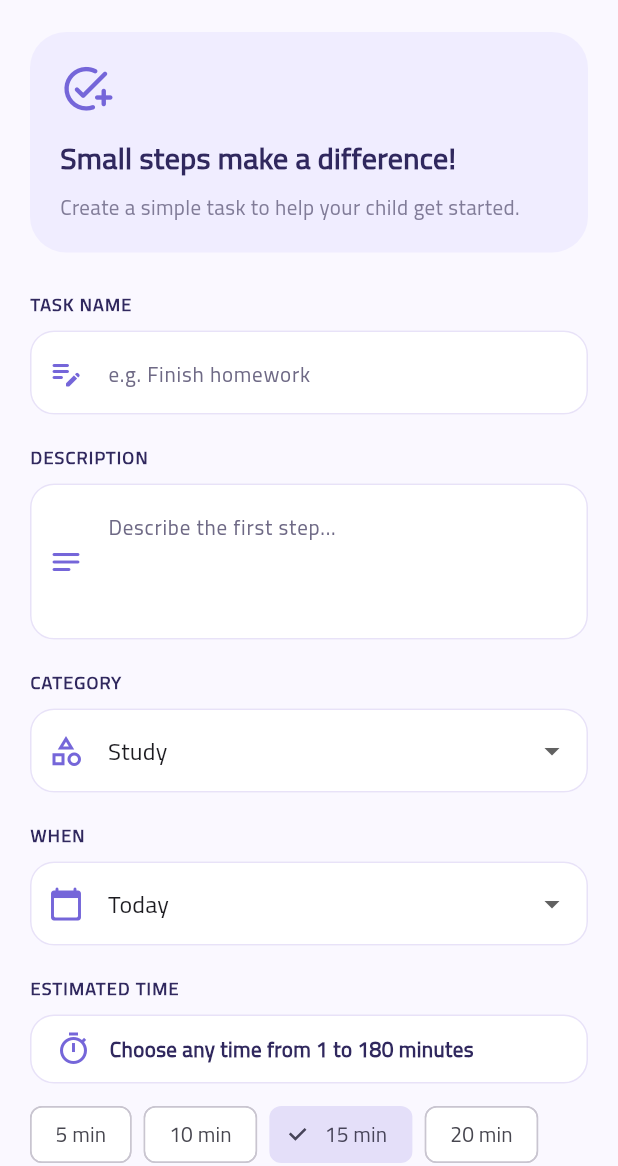
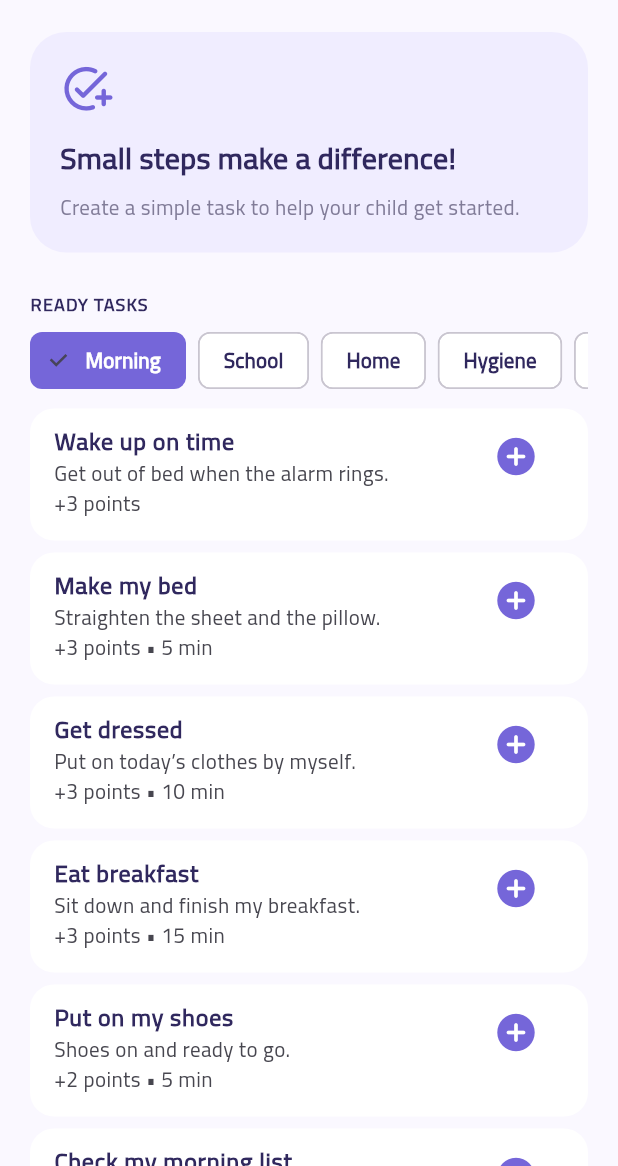
Before and after one commit to ziad232005-dotcom/adhd, a Flutter app: the AddTaskScreen screen opened directly, on a phone screen of 412 x 824 dp, the part 70-1236 px from its top. Run offline on Flutter 3.47's test engine with Material 3 defaults, Android fonts, the phone set to English and light mode, and no system bars; our stand-ins replace audioplayers, image_picker, pdf, pinput, printing, qr_flutter and 1 more; missing offline and left inert: mobile_scanner; accounts and stored records are empty.

Commit message:
Add a fixed task catalog and let the parent confirm tasks
The parent picks from about 60 ready tasks in 8 categories. The child can
no longer mark a task done; the parent confirms it, and the points and
finished tasks are copied to the child's phone.

Co-Authored-By: Claude Sonnet 5.5 <noreply@anthropic.com>
Claude-Session: https://claude.ai/code/session_01LLd4PfkpNE83Z7WpP3dV2U

```diff
--- a/lib/add_task.dart
+++ b/lib/add_task.dart
@@ -1,6 +1,7 @@
 import 'package:flutter/material.dart';
 import 'package:flutter/services.dart';
 import 'child.dart';
+import 'task_catalog_picker.dart';
 
 const Color taskPurple = Color(0xFF7566D9);
 const Color taskDarkPurple = Color(0xFF30285E);
@@ -140,6 +141,15 @@ class _AddTaskScreenState extends State<AddTaskScreen> {
                 ),
               ),
               const SizedBox(height: 26),
+
+              _label('READY TASKS'),
+              const SizedBox(height: 9),
+              const TaskCatalogPicker(),
+              const SizedBox(height: 18),
+              const Divider(),
+              const SizedBox(height: 10),
+              _label('OR CREATE YOUR OWN'),
+              const SizedBox(height: 18),
 
               _label('TASK NAME'),
               const SizedBox(height: 9),
--- a/lib/child.dart
+++ b/lib/child.dart
@@ -510,6 +510,15 @@ Map<String, dynamic> linkData() => {
       'rewards': rewards.map((reward) => reward.toJson()).toList(),
       'nextTaskId': _nextTaskId,
       'nextRewardId': _nextRewardId,
+      // The parent confirms tasks, so the child's phone gets the result.
+      'points': points,
+      'lastCompletedAt': _lastCompletedAt.map(
+        (key, value) => MapEntry(key.toString(), value.toIso8601String()),
+      ),
+      'completionHistory': weeklyCompletions
+          .take(40)
+          .map((record) => record.toJson())
+          .toList(),
     };
 
 /// Stores tasks and rewards received from the parent's phone as the data of
@@ -532,8 +541,8 @@ Future<void> importLinkData(int childId, Map<String, dynamic> data) async {
 /// of the tasks and rewards. The parent's phone uses it to send them on.
 void Function(int? childId, Map<String, dynamic> content)? onContentSaved;
 
-/// Replaces the tasks and rewards with the parent's newest copy. Points,
-/// moods and what the child already finished stay. Never throws.
+/// Replaces the tasks, rewards, points and finished tasks with the parent's
+/// newest copy. Moods stay. Never throws.
 Future<void> applySyncedContent(Map<String, dynamic> data) async {
   final taskItems = data['tasks'];
   final rewardItems = data['rewards'];
@@ -561,6 +570,26 @@ Future<void> applySyncedContent(Map<String, dynamic> data) async {
     rewards
       ..clear()
       ..addAll(newRewards);
+
+    // What the parent confirmed. Older copies do not carry it.
+    final syncedPoints = data['points'];
+    if (syncedPoints is int) points = syncedPoints;
+    final syncedDone = data['lastCompletedAt'];
+    if (syncedDone is Map) {
+      _lastCompletedAt
+        ..clear()
+        ..addAll(syncedDone.map(
+          (key, value) =>
+              MapEntry(int.parse(key.toString()), DateTime.parse('$value')),
+        ));
+    }
+    final syncedHistory = data['completionHistory'];
+    if (syncedHistory is List) {
+      completionHistory
+        ..clear()
+        ..addAll(syncedHistory.map((item) =>
+            TaskCompletion.fromJson(Map<String, dynamic>.from(item as Map))));
+    }
 
     final ids = tasks.map((task) => task.id).toSet();
     _lastCompletedAt.removeWhere((id, _) => !ids.contains(id));
@@ -1252,6 +1281,11 @@ class _ChildTasksScreenState extends State<ChildTasksScreen> {
                 ),
               ),
 
+              const SizedBox(height: 8),
+              const Text(
+                'Your parent checks a task when it is done.',
+                style: TextStyle(color: Color(0xFF6B6687), fontSize: 13),
+              ),
               const SizedBox(height: 14),
 
               ...data.tasks.map((task) {
@@ -1295,29 +1329,12 @@ class _ChildTasksScreenState extends State<ChildTasksScreen> {
           '${task.minutes == null ? '' : ' • ${task.minutes} min'}',
 ),
                     isThreeLine: true,
-                    trailing: IconButton(
-                      onPressed: done
-                          ? null
-                          : () {
-                              final success = data.completeTask(task);
-
-                              if (success && context.mounted) {
-                                ScaffoldMessenger.of(context).showSnackBar(
-                                  celebrationSnackBar(
-                                    'Awesome! +${task.points} points',
-                                  ),
-                                );
-                              }
-                            },
-                      icon: Icon(
-                        done
-                            ? Icons.check_circle_rounded
-                            : Icons.circle_outlined,
-                        size: 30,
-                        color: done
-                            ? const Color(0xFF43B89C)
-                            : childPrimary,
-                      ),
+                    trailing: Icon(
+                      done
+                          ? Icons.check_circle_rounded
+                          : Icons.circle_outlined,
+                      size: 30,
+                      color: done ? const Color(0xFF43B89C) : childPrimary,
                     ),
                   ),
                 );
--- /dev/null
+++ b/lib/task_catalog.dart
@@ -0,0 +1,101 @@
+/// A ready-made daily task the parent can add with one tap.
+class CatalogTask {
+  const CatalogTask(this.category, this.title, this.subtitle, this.points,
+      {this.minutes});
+
+  final String category;
+  final String title;
+  final String subtitle;
+  final int points;
+  final int? minutes;
+}
+
+/// The categories, in the order they are shown.
+const List<String> taskCategories = [
+  'Morning',
+  'School',
+  'Home',
+  'Hygiene',
+  'Food',
+  'Sleep',
+  'Play & Activity',
+  'Social & Skills',
+];
+
+/// A fixed list of daily tasks, so a parent rarely has to write one.
+const List<CatalogTask> taskCatalog = [
+  // Morning
+  CatalogTask('Morning', 'Wake up on time', 'Get out of bed when the alarm rings.', 3),
+  CatalogTask('Morning', 'Make my bed', 'Straighten the sheet and the pillow.', 3, minutes: 5),
+  CatalogTask('Morning', 'Get dressed', 'Put on today’s clothes by myself.', 3, minutes: 10),
+  CatalogTask('Morning', 'Eat breakfast', 'Sit down and finish my breakfast.', 3, minutes: 15),
+  CatalogTask('Morning', 'Put on my shoes', 'Shoes on and ready to go.', 2, minutes: 5),
+  CatalogTask('Morning', 'Check my morning list', 'Look at what is planned for today.', 2, minutes: 5),
+
+  // School
+  CatalogTask('School', 'Pack my school bag', 'Books, notebooks and pencil case.', 5, minutes: 10),
+  CatalogTask('School', 'Do my homework', 'Finish today’s homework.', 8, minutes: 30),
+  CatalogTask('School', 'Read for 10 minutes', 'Read a book or a story.', 5, minutes: 10),
+  CatalogTask('School', 'Review today’s lessons', 'Look at what I learned today.', 5, minutes: 15),
+  CatalogTask('School', 'Prepare tomorrow’s bag', 'Get everything ready tonight.', 4, minutes: 10),
+  CatalogTask('School', 'Write in my notebook', 'Write a few neat lines.', 4, minutes: 10),
+  CatalogTask('School', 'Practice math', 'Solve a few small problems.', 5, minutes: 15),
+  CatalogTask('School', 'Tidy my study desk', 'Clear the desk before and after studying.', 3, minutes: 5),
+
+  // Home
+  CatalogTask('Home', 'Tidy my room', 'Put toys and clothes in their places.', 5, minutes: 10),
+  CatalogTask('Home', 'Put dirty clothes in the basket', 'Clothes go in the laundry basket.', 2),
+  CatalogTask('Home', 'Set the table', 'Help set plates and cups for the meal.', 3, minutes: 5),
+  CatalogTask('Home', 'Clear my plate', 'Take my plate to the kitchen.', 2),
+  CatalogTask('Home', 'Help in the kitchen', 'Help a grown-up with a small job.', 4, minutes: 10),
+  CatalogTask('Home', 'Water the plants', 'Give the plants a little water.', 3, minutes: 5),
+  CatalogTask('Home', 'Put the toys away', 'Every toy back in its box.', 3, minutes: 10),
+  CatalogTask('Home', 'Take out the small trash', 'Carry the small bin to the big one.', 3, minutes: 5),
+
+  // Hygiene
+  CatalogTask('Hygiene', 'Brush my teeth (morning)', 'Brush for two minutes.', 3, minutes: 2),
+  CatalogTask('Hygiene', 'Brush my teeth (night)', 'Brush for two minutes before bed.', 3, minutes: 2),
+  CatalogTask('Hygiene', 'Wash my face', 'Wash my face with water and soap.', 2, minutes: 2),
+  CatalogTask('Hygiene', 'Wash my hands before eating', 'Soap, water and a good scrub.', 2, minutes: 2),
+  CatalogTask('Hygiene', 'Take a bath', 'Wash and dry myself well.', 4, minutes: 15),
+  CatalogTask('Hygiene', 'Comb my hair', 'Brush my hair neatly.', 2, minutes: 3),
+  CatalogTask('Hygiene', 'Wash my hands after the toilet', 'Always with soap.', 2, minutes: 2),
+
+  // Food
+  CatalogTask('Food', 'Drink water', 'Drink a glass of water.', 2),
+  CatalogTask('Food', 'Eat my vegetables', 'Try my vegetables at lunch.', 4, minutes: 15),
+  CatalogTask('Food', 'Eat a piece of fruit', 'A fruit as a healthy snack.', 3),
+  CatalogTask('Food', 'Finish my lunch', 'Sit and eat my lunch calmly.', 4, minutes: 20),
+  CatalogTask('Food', 'Eat dinner at the table', 'Sit with the family for dinner.', 4, minutes: 20),
+  CatalogTask('Food', 'Take my vitamin', 'Only the one my parent gives me.', 2),
+
+  // Sleep
+  CatalogTask('Sleep', 'Get ready for bed', 'Pajamas on and lights low.', 3, minutes: 10),
+  CatalogTask('Sleep', 'Switch off screens', 'No screens before bedtime.', 4),
+  CatalogTask('Sleep', 'Read a bedtime story', 'A calm story before sleep.', 3, minutes: 10),
+  CatalogTask('Sleep', 'Go to bed on time', 'In bed at the agreed time.', 5),
+  CatalogTask('Sleep', 'Lay out tomorrow’s clothes', 'Choose clothes for the morning.', 2, minutes: 5),
+  CatalogTask('Sleep', 'Take a quiet breathing break', 'Slow breaths to relax.', 3, minutes: 3),
+
+  // Play & Activity
+  CatalogTask('Play & Activity', 'Play outside', 'Fresh air and running around.', 5, minutes: 30),
+  CatalogTask('Play & Activity', 'Do some exercise', 'Jump, stretch or dance.', 5, minutes: 15),
+  CatalogTask('Play & Activity', 'Screen-free play', 'Blocks, puzzles or drawing.', 4, minutes: 20),
+  CatalogTask('Play & Activity', 'Draw or colour', 'Make something with colours.', 4, minutes: 15),
+  CatalogTask('Play & Activity', 'Ride a bike or scooter', 'Wear the helmet first.', 5, minutes: 20),
+  CatalogTask('Play & Activity', 'Build with blocks', 'Build something and tell us about it.', 4, minutes: 15),
+  CatalogTask('Play & Activity', 'Play a board game', 'A turn-taking game with the family.', 4, minutes: 20),
+  CatalogTask('Play & Activity', 'Listen to calm music', 'Sit quietly and listen.', 3, minutes: 10),
+
+  // Social & Skills
+  CatalogTask('Social & Skills', 'Say please and thank you', 'Use kind words today.', 3),
+  CatalogTask('Social & Skills', 'Wait for my turn', 'Wait calmly without interrupting.', 4),
+  CatalogTask('Social & Skills', 'Listen the first time', 'Do what I am asked the first time.', 4),
+  CatalogTask('Social & Skills', 'Share with someone', 'Share a toy or a snack.', 4),
+  CatalogTask('Social & Skills', 'Say sorry when I am wrong', 'A kind and honest sorry.', 4),
+  CatalogTask('Social & Skills', 'Tell someone how I feel', 'Use words for my feelings.', 4),
+  CatalogTask('Social & Skills', 'Help someone', 'Do something kind for another person.', 4),
+  CatalogTask('Social & Skills', 'Finish what I started', 'Stay with a task until it is done.', 5, minutes: 15),
+  CatalogTask('Social & Skills', 'Ask for help politely', 'Ask when something is hard.', 3),
+  CatalogTask('Social & Skills', 'Use my inside voice', 'Speak calmly at home.', 3),
+];
--- /dev/null
+++ b/lib/task_catalog_picker.dart
@@ -0,0 +1,110 @@
+import 'package:flutter/material.dart';
+
+import 'child.dart';
+import 'task_catalog.dart';
+
+const Color _purple = Color(0xFF7566D9);
+const Color _dark = Color(0xFF30285E);
+
+/// Ready-made tasks grouped by category. One tap adds a task to the child.
+class TaskCatalogPicker extends StatefulWidget {
+  const TaskCatalogPicker({super.key});
+
+  @override
+  State<TaskCatalogPicker> createState() => _TaskCatalogPickerState();
+}
+
+class _TaskCatalogPickerState extends State<TaskCatalogPicker> {
+  final ChildAppState _data = ChildAppState.instance;
+  String _category = taskCategories.first;
+
+  bool _added(CatalogTask task) =>
+      _data.tasks.any((item) => item.title == task.title);
+
+  void _add(CatalogTask task) {
+    if (_added(task)) return;
+    _data.addTask(
+      title: task.title,
+      subtitle: task.subtitle,
+      points: task.points,
+      minutes: task.minutes,
+    );
+    ScaffoldMessenger.of(context).showSnackBar(
+      SnackBar(
+        content: Text('${task.title} added'),
+        behavior: SnackBarBehavior.floating,
+        duration: const Duration(seconds: 2),
+      ),
+    );
+  }
+
+  @override
+  Widget build(BuildContext context) {
+    return AnimatedBuilder(
+      animation: _data,
+      builder: (context, _) {
+        final items =
+            taskCatalog.where((task) => task.category == _category).toList();
+        return Column(
+          crossAxisAlignment: CrossAxisAlignment.start,
+          children: [
+            SizedBox(
+              height: 40,
+              child: ListView.separated(
+                scrollDirection: Axis.horizontal,
+                itemCount: taskCategories.length,
+                separatorBuilder: (_, __) => const SizedBox(width: 8),
+                itemBuilder: (context, index) {
+                  final name = taskCategories[index];
+                  return ChoiceChip(
+                    label: Text(name),
+                    selected: name == _category,
+                    selectedColor: _purple,
+                    labelStyle: TextStyle(
+                      color: name == _category ? Colors.white : _dark,
+                      fontWeight: FontWeight.w700,
+                    ),
+                    onSelected: (_) => setState(() => _category = name),
+                  );
+                },
+              ),
+            ),
+            const SizedBox(height: 12),
+            for (final task in items)
+              Card(
+                color: Colors.white,
+                elevation: 0,
+                margin: const EdgeInsets.only(bottom: 8),
+                shape: RoundedRectangleBorder(
+                  borderRadius: BorderRadius.circular(16),
+                ),
+                child: ListTile(
+                  title: Text(
+                    task.title,
+                    style: const TextStyle(
+                      color: _dark,
+                      fontWeight: FontWeight.w700,
+                    ),
+                  ),
+                  subtitle: Text(
+                    '${task.subtitle}\n+${task.points} points'
+                    '${task.minutes == null ? '' : ' • ${task.minutes} min'}',
+                  ),
+                  isThreeLine: true,
+                  trailing: _added(task)
+                      ? const Icon(Icons.check_circle_rounded,
+                          color: Color(0xFF43B89C))
+                      : IconButton(
+                          tooltip: 'Add ${task.title}',
+                          onPressed: () => _add(task),
+                          icon: const Icon(Icons.add_circle_rounded,
+                              color: _purple, size: 30),
+                        ),
+                ),
+              ),
+          ],
+        );
+      },
+    );
+  }
+}
```
Also changed, not shown: 1 other file.
